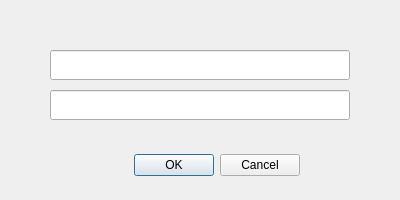
The window that setpassworddialog.ui (as070700/Noteapp) describes before a commit, drawn with Qt 5.
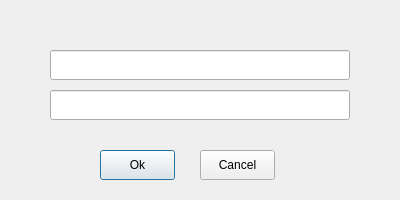
The same window after the commit.

```diff
--- a/setpassworddialog.ui
+++ b/setpassworddialog.ui
@@ -38,17 +38,30 @@
     <enum>QLineEdit::Password</enum>
    </property>
   </widget>
-  <widget class="QDialogButtonBox" name="buttonBox">
+  <widget class="QPushButton" name="okButton_setPasswordDialog">
    <property name="geometry">
     <rect>
      <x>100</x>
      <y>150</y>
-     <width>200</width>
+     <width>75</width>
      <height>30</height>
     </rect>
    </property>
-   <property name="standardButtons">
-    <set>QDialogButtonBox::Cancel|QDialogButtonBox::Ok</set>
+   <property name="text">
+    <string>Ok</string>
+   </property>
+  </widget>
+  <widget class="QPushButton" name="cancelButton_setPasswordDialog">
+   <property name="geometry">
+    <rect>
+     <x>200</x>
+     <y>150</y>
+     <width>75</width>
+     <height>30</height>
+    </rect>
+   </property>
+   <property name="text">
+    <string>Cancel</string>
    </property>
   </widget>
  </widget>
```
Left out of the diff: 42 changed lines with no effect on the pictures.
